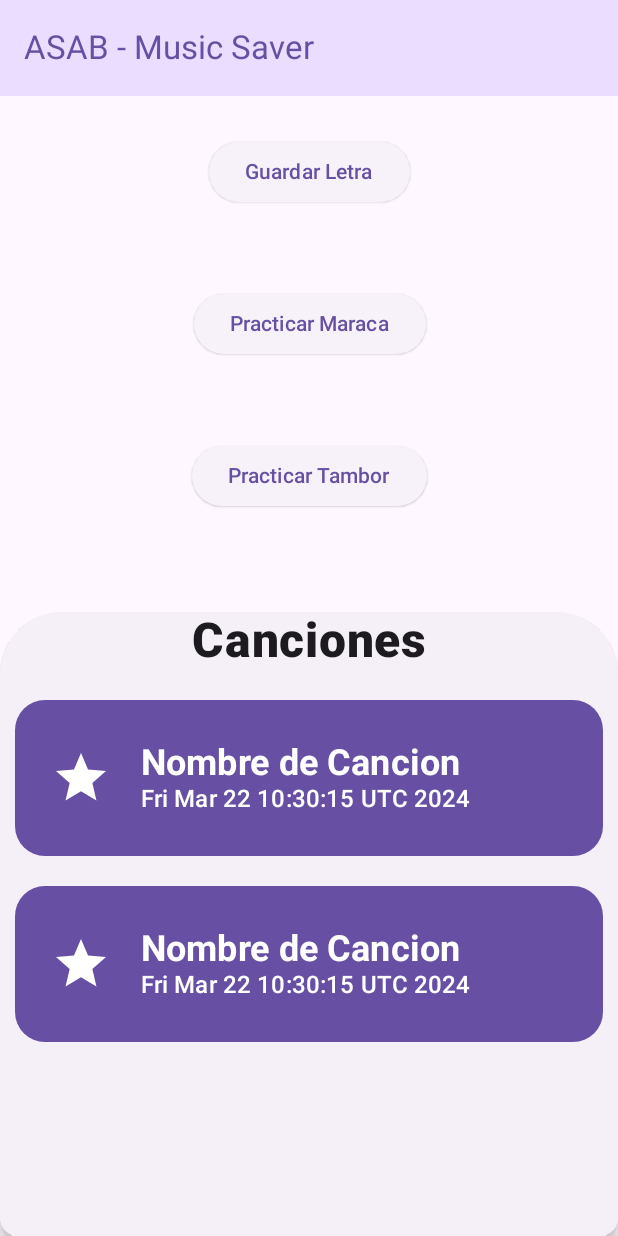
After one commit to SnakyDH/ASAB-Music-Saver, an Android app built with Jetpack Compose: the composable HomeScreen shown on its own in the app's theme, on a phone screen of 412 x 824 dp. The commit adds this screen. Run offline under Robolectric (Android 15) with nearby library versions, the phone set to English and light mode, and no system bars.

Commit message:
feat: add home screen

```diff
--- a/app/src/main/java/com/snakydh/asab_music_saver/MainActivity.kt
+++ b/app/src/main/java/com/snakydh/asab_music_saver/MainActivity.kt
@@ -6,10 +6,8 @@ import androidx.activity.compose.setContent
 import androidx.compose.foundation.layout.fillMaxSize
 import androidx.compose.material3.MaterialTheme
 import androidx.compose.material3.Surface
-import androidx.compose.material3.Text
-import androidx.compose.runtime.Composable
 import androidx.compose.ui.Modifier
-import androidx.compose.ui.tooling.preview.Preview
+import com.snakydh.asab_music_saver.screens.HomeScreen
 import com.snakydh.asab_music_saver.ui.theme.ASABMusicSaverTheme
 
 class MainActivity : ComponentActivity() {
@@ -17,30 +15,13 @@ class MainActivity : ComponentActivity() {
         super.onCreate(savedInstanceState)
         setContent {
             ASABMusicSaverTheme {
-                // A surface container using the 'background' color from the theme
                 Surface(
                     modifier = Modifier.fillMaxSize(),
-                    color = MaterialTheme.colorScheme.background
+                    color = MaterialTheme.colorScheme.background,
                 ) {
-                    Greeting("Android")
+                    HomeScreen()
                 }
             }
         }
     }
 }
-
-@Composable
-fun Greeting(name: String, modifier: Modifier = Modifier) {
-    Text(
-        text = "Hello $name!",
-        modifier = modifier
-    )
-}
-
-@Preview(showBackground = true)
-@Composable
-fun GreetingPreview() {
-    ASABMusicSaverTheme {
-        Greeting("Android")
-    }
-}
--- /dev/null
+++ b/app/src/main/java/com/snakydh/asab_music_saver/screens/HomeScreen.kt
@@ -0,0 +1,149 @@
+package com.snakydh.asab_music_saver.screens
+
+import androidx.compose.foundation.layout.Arrangement
+import androidx.compose.foundation.layout.Column
+import androidx.compose.foundation.layout.Row
+import androidx.compose.foundation.layout.Spacer
+import androidx.compose.foundation.layout.fillMaxHeight
+import androidx.compose.foundation.layout.fillMaxSize
+import androidx.compose.foundation.layout.fillMaxWidth
+import androidx.compose.foundation.layout.padding
+import androidx.compose.foundation.layout.size
+import androidx.compose.foundation.shape.RoundedCornerShape
+import androidx.compose.material.icons.Icons
+import androidx.compose.material.icons.filled.Star
+import androidx.compose.material3.Button
+import androidx.compose.material3.Card
+import androidx.compose.material3.CardDefaults
+import androidx.compose.material3.ElevatedButton
+import androidx.compose.material3.ExperimentalMaterial3Api
+import androidx.compose.material3.Icon
+import androidx.compose.material3.MaterialTheme
+import androidx.compose.material3.Scaffold
+import androidx.compose.material3.Text
+import androidx.compose.material3.TopAppBar
+import androidx.compose.material3.TopAppBarDefaults
+import androidx.compose.runtime.Composable
+import androidx.compose.ui.Alignment
+import androidx.compose.ui.Modifier
+import androidx.compose.ui.draw.clip
+import androidx.compose.ui.text.font.FontWeight
+import androidx.compose.ui.text.style.TextAlign
+import androidx.compose.ui.unit.dp
+import androidx.compose.ui.unit.sp
+import java.util.Date
+
+@OptIn(ExperimentalMaterial3Api::class)
+@Composable
+fun HomeScreen() {
+    Scaffold(
+        topBar = {
+            TopAppBar(
+                colors = TopAppBarDefaults.topAppBarColors(
+                    containerColor = MaterialTheme.colorScheme.primaryContainer,
+                    titleContentColor = MaterialTheme.colorScheme.primary,
+                ),
+                title = {
+                    Text("ASAB - Music Saver")
+                }
+            )
+        }
+    ) { innerPadding ->
+        Column(
+            modifier = Modifier
+                .padding(innerPadding),
+            verticalArrangement = Arrangement.SpaceBetween,
+            horizontalAlignment = Alignment.CenterHorizontally
+        ) {
+            Column(
+                modifier = Modifier.fillMaxHeight(0.4F),
+                verticalArrangement = Arrangement.SpaceAround,
+                horizontalAlignment = Alignment.CenterHorizontally
+            ) {
+                ElevatedButton(
+                    onClick = { /*TODO*/ }) {
+                    Text(text = "Guardar Letra")
+                }
+                ElevatedButton(onClick = { /*TODO*/ }) {
+                    Text(text = "Practicar Maraca")
+                }
+                ElevatedButton(onClick = { /*TODO*/ }) {
+                    Text(text = "Practicar Tambor")
+                }
+            }
+            Card(
+                modifier = Modifier
+                    .padding(top = 40.dp)
+                    .clip(shape = RoundedCornerShape(10, 10)),
+                colors = CardDefaults.cardColors(
+                    containerColor = MaterialTheme.colorScheme.inverseOnSurface,
+                ),
+                elevation = CardDefaults.cardElevation(
+                    defaultElevation = 5.dp
+                )
+            ) {
+                SongsList()
+            }
+        }
+    }
+}
+
+@Composable
+fun SongsList() {
+    val padding = 10.dp;
+    Column(
+        modifier = Modifier
+            .padding(padding, 0.dp)
+            .fillMaxHeight()
+    )
+    {
+        Text(
+            modifier = Modifier.fillMaxWidth(),
+            text = "Canciones",
+            fontWeight = FontWeight.ExtraBold,
+            fontSize = 32.sp,
+            textAlign = TextAlign.Center,
+        )
+        Spacer(modifier = Modifier.padding(padding))
+        SongCard()
+        Spacer(modifier = Modifier.padding(padding))
+        SongCard()
+    }
+}
+
+@Composable
+fun SongCard() {
+    Button(onClick = { /*TODO*/ }, shape = RoundedCornerShape(20.dp)) {
+        Row(
+            modifier = Modifier
+                .fillMaxWidth()
+                .clip(shape = RoundedCornerShape(20))
+        ) {
+            Icon(
+                Icons.Default.Star,
+                modifier = Modifier
+                    .align(
+                        Alignment.CenterVertically
+                    )
+                    .size(40.dp),
+                contentDescription = "Song icons"
+            )
+            Column(
+                modifier = Modifier
+                    .padding(20.dp)
+                    .clip(shape = RoundedCornerShape(10)),
+            ) {
+                Text(
+                    text = "Nombre de Cancion",
+                    fontWeight = FontWeight.Bold,
+                    fontSize = 24.sp,
+                )
+                Text(
+                    text = Date().toString(),
+                    fontSize = 16.sp,
+                )
+            }
+        }
+    }
+
+}
```
